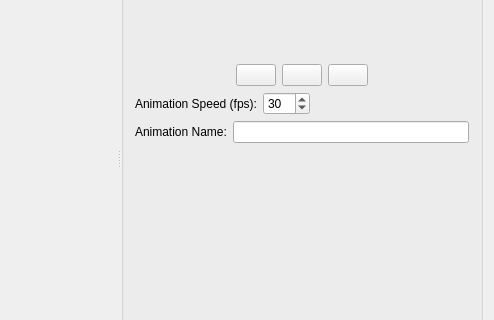
The window that mainwindow.ui (meh2481/SpriteSheeter) describes before a commit, drawn with Qt 5; both pictures show x 629 to 1123 and y 203 to 523 of the 1123 by 724 pixel window.
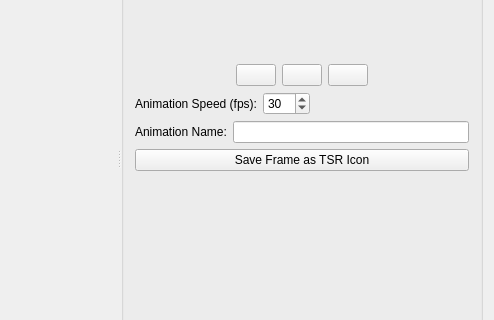
The same window after the commit. Icons and pictures are not drawn. Custom widgets are drawn as their Qt base class.

Commit message: Split images into separate animations, export TSR icon

Diff of the .ui file:
```diff
--- a/mainwindow.ui
+++ b/mainwindow.ui
@@ -516,6 +516,13 @@
             </item>
            </layout>
           </item>
+          <item>
+           <widget class="QPushButton" name="saveFrameButton">
+            <property name="text">
+             <string>Save Frame as TSR Icon</string>
+            </property>
+           </widget>
+          </item>
           <item>
            <spacer name="verticalSpacer">
             <property name="orientation">
```
The commit also changes 5 other files.
